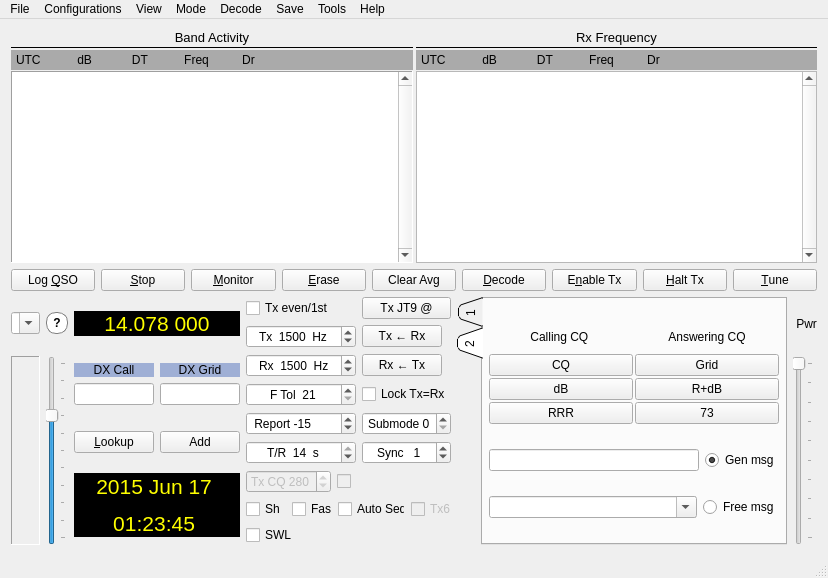
First picture: the form in mainwindow.ui, repository saitohirga/WSJT-X, before the edit.
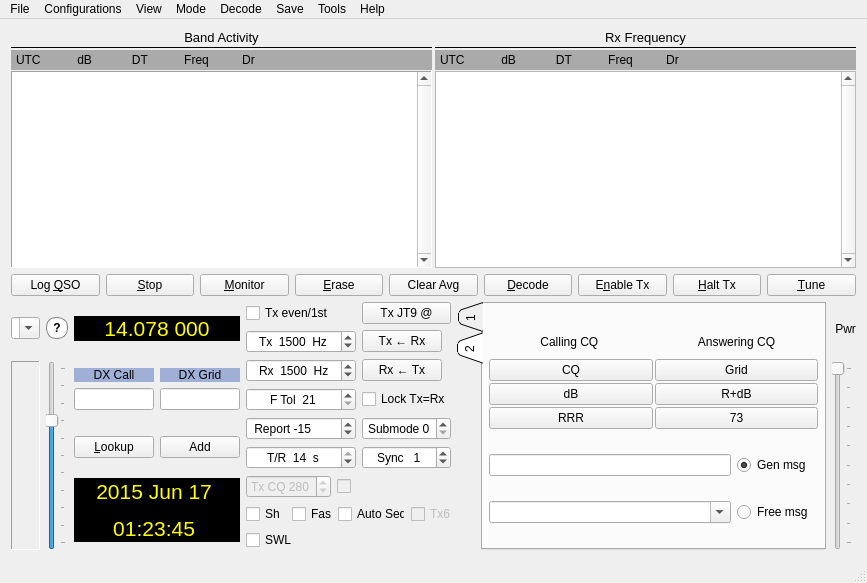
Second picture: the form after the edit. Custom widgets are drawn as their Qt base class.

What changed in the file:
```diff
--- a/mainwindow.ui
+++ b/mainwindow.ui
@@ -2,6 +2,14 @@
 <ui version="4.0">
  <class>MainWindow</class>
  <widget class="QMainWindow" name="MainWindow">
+  <property name="geometry">
+   <rect>
+    <x>0</x>
+    <y>0</y>
+    <width>867</width>
+    <height>583</height>
+   </rect>
+  </property>
   <property name="windowTitle">
    <string>WSJT-X   by K1JT</string>
   </property>
@@ -2355,6 +2363,14 @@
    </layout>
   </widget>
   <widget class="QMenuBar" name="menuBar">
+   <property name="geometry">
+    <rect>
+     <x>0</x>
+     <y>0</y>
+     <width>867</width>
+     <height>21</height>
+    </rect>
+   </property>
    <widget class="QMenu" name="menuFile">
     <property name="title">
      <string>File</string>
```
Left out of the diff: 5 changed lines with no effect on the pictures.
